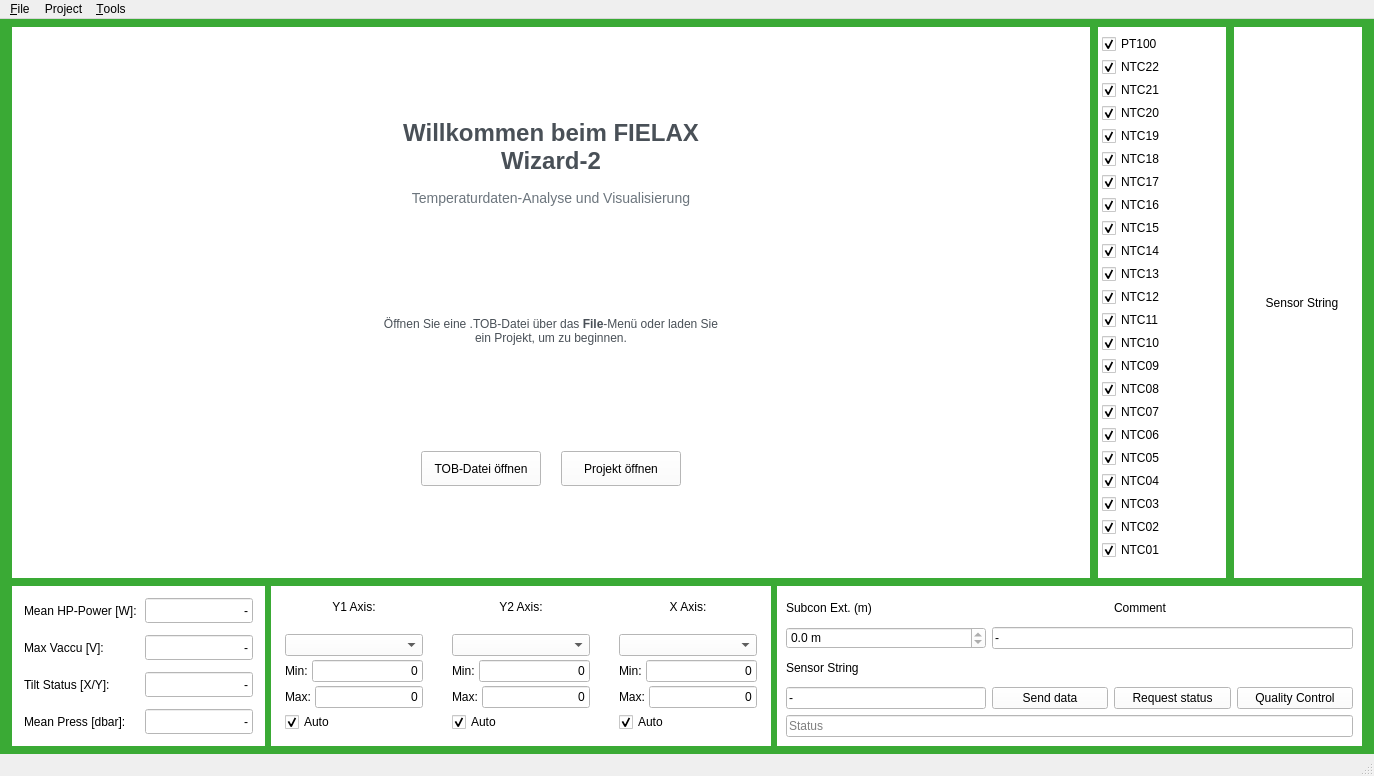
The window that ui/main_window.ui (nilsjanis94/WIZARD-2.1) describes before a commit, drawn with Qt 5.
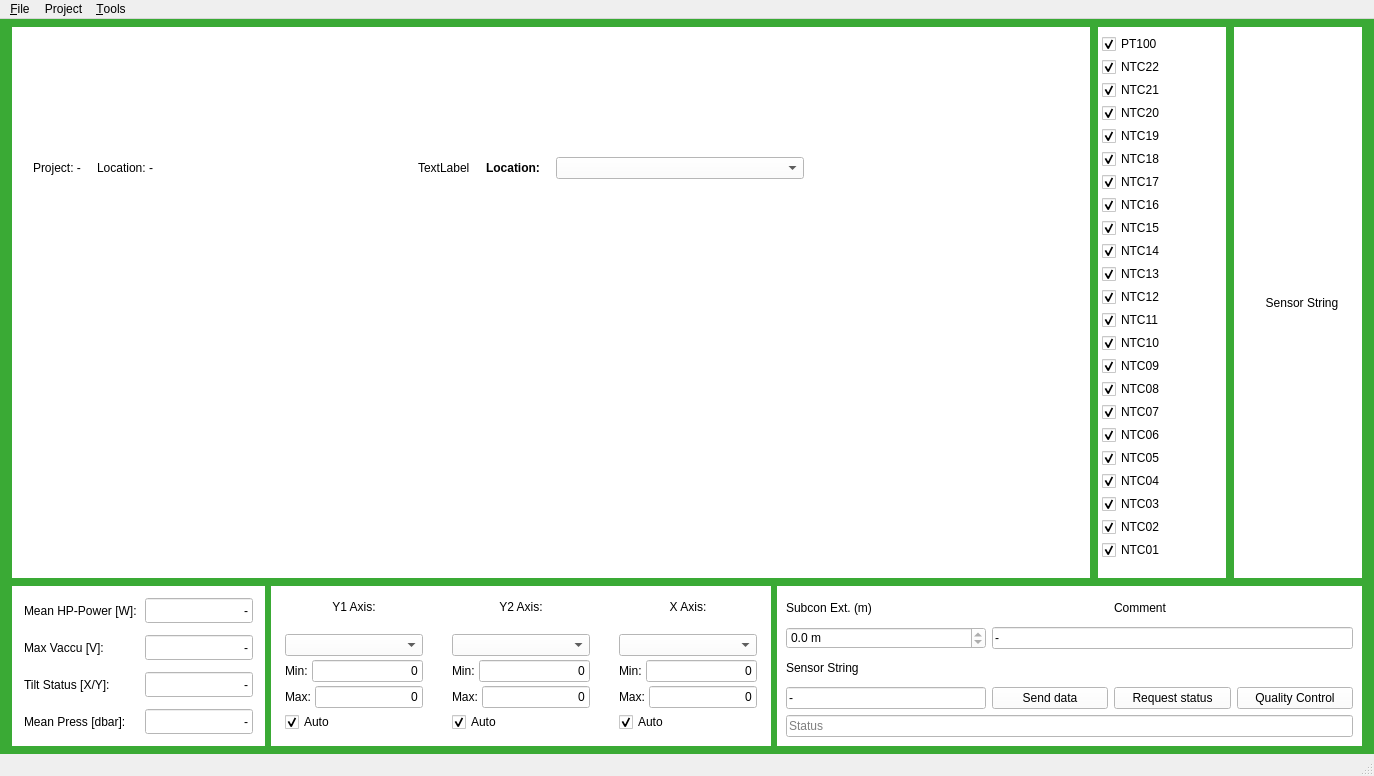
The same window after the commit.

Commit message:
Fix plot container visibility and layout positioning
- Fix plot container not showing after TOB file load
- Implement proper container size policy synchronization
- Clean up unnecessary layout complexity in UIStateManager
- Fix QWidget::setLayout warning by properly handling existing layouts
- Update debug logs to appropriate INFO level
- Ensure plot container takes exact same space as welcome container

The plot container now correctly replaces the welcome container
without shifting other UI elements, maintaining clean layout structure.

Diff of the .ui file:
```diff
--- a/ui/main_window.ui
+++ b/ui/main_window.ui
@@ -384,7 +384,7 @@
       </layout>
      </widget>
     </item>
-    <item row="1" column="0">
+    <item row="0" column="0">
      <widget class="QFrame" name="plot_container">
       <property name="sizePolicy">
        <sizepolicy hsizetype="Expanding" vsizetype="Preferred">
```
The commit also changes 3 other files.
